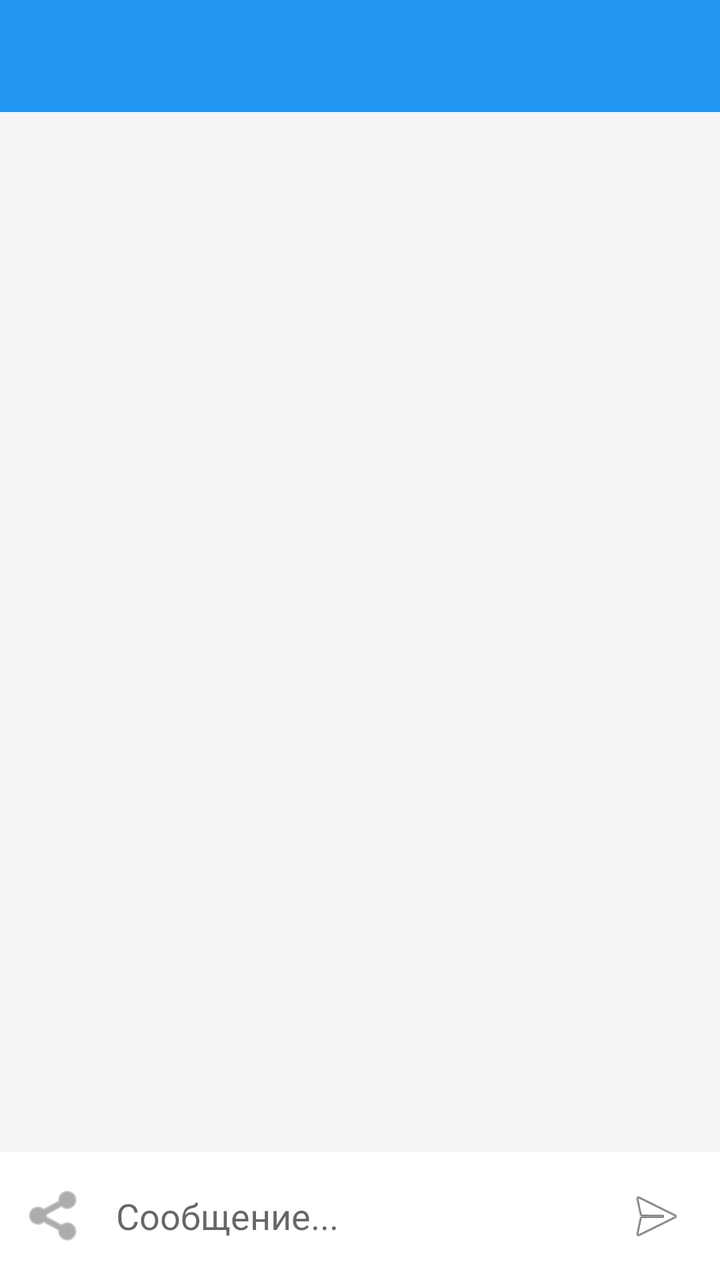
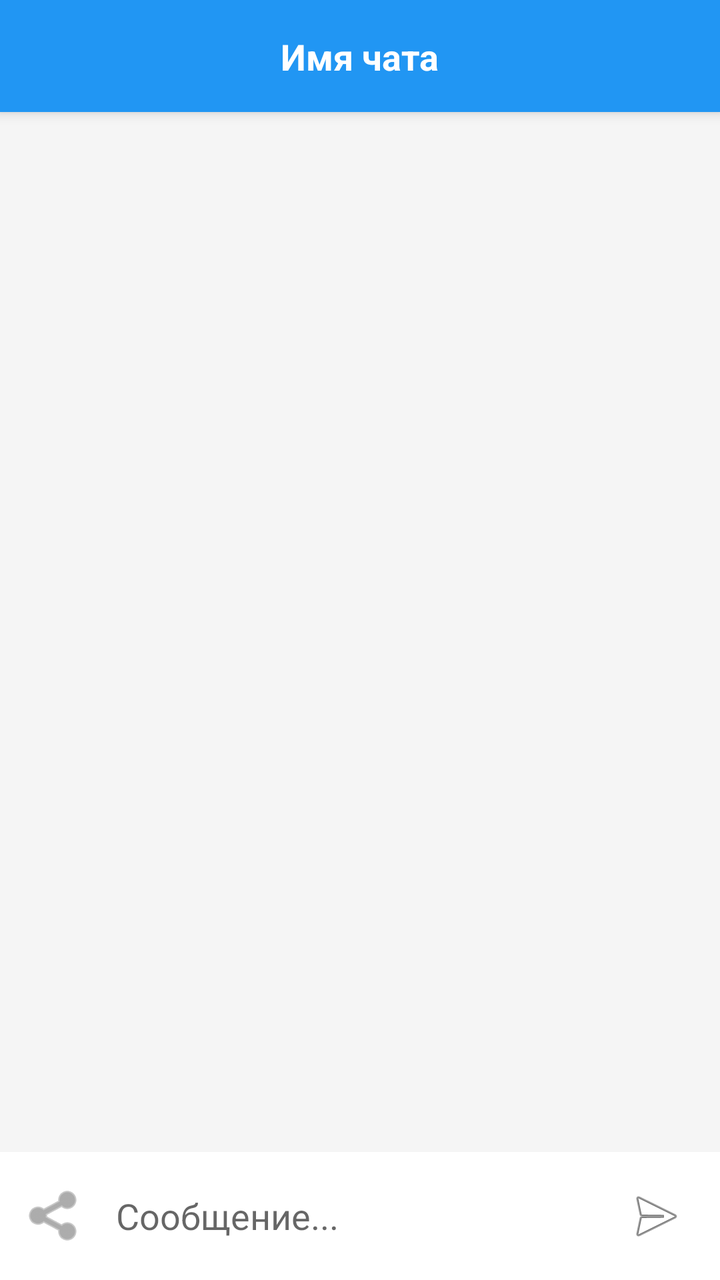

Compare the two renders of this Android layout. The source of the first and the diff that turns it into the second are given below.
<!-- AndroidManifest.xml: application theme Theme.MailLis -->
<!-- res/layout/activity_chat.xml -->
<?xml version="1.0" encoding="utf-8"?>
<LinearLayout
    xmlns:android="http://schemas.android.com/apk/res/android"
    xmlns:app="http://android.com"
    xmlns:app2="http://schemas.android.com/apk/res-auto"
    xmlns:tools="http://android.com"
    android:layout_width="match_parent"
    android:layout_height="match_parent"
    android:orientation="vertical"
    android:background="#F5F5F5"
    android:fitsSystemWindows="true"
    tools:ignore="HardcodedText,Autofill">

    
    <androidx.appcompat.widget.Toolbar
        android:id="@+id/toolbarChat"
        android:layout_width="match_parent"
        android:layout_height="56dp"
        android:background="#2196F3"
        app:titleTextColor="#FFFFFF" />


    
    <androidx.recyclerview.widget.RecyclerView
        android:id="@+id/recyclerViewMessages"
        android:layout_width="match_parent"
        android:layout_height="0dp"
        android:layout_weight="1"
        android:paddingTop="12dp"
        android:paddingBottom="8dp"
        android:clipToPadding="false"
        android:scrollbars="vertical" />

    
    <LinearLayout
        android:layout_width="match_parent"
        android:layout_height="wrap_content"
        android:orientation="horizontal"
        android:padding="8dp"
        android:background="#FFFFFF"
        android:gravity="center_vertical">

        
        <ImageButton
            android:id="@+id/buttonAttachFile"
            android:layout_width="40dp"
            android:layout_height="40dp"
            android:background="?attr/selectableItemBackgroundBorderless"
            android:src="@android:drawable/ic_menu_share"
            android:contentDescription="Прикрепить фото"
            app2:tint="#757575" />

        <EditText
            android:id="@+id/editTextMessage"
            android:layout_width="0dp"
            android:layout_height="wrap_content"
            android:layout_weight="1"
            android:hint="Cообщение..."
            android:inputType="textLongMessage|textMultiLine"
            android:maxLines="4"
            android:background="@android:color/transparent"
            android:padding="10dp" />

        <ImageButton
            android:id="@+id/buttonSendMessage"
            android:layout_width="48dp"
            android:layout_height="48dp"
            android:background="?attr/selectableItemBackgroundBorderless"
            android:contentDescription="Отправить"
            android:src="@android:drawable/ic_menu_send" />
    </LinearLayout>
</LinearLayout>
<!-- resources referenced by this layout -->
<resources>
  <style name="Theme.MailLis" parent="Theme.MaterialComponents.Light.DarkActionBar">
          
          <item name="colorPrimary">#2196F3</item>
          <item name="colorPrimaryVariant">#1976D2</item>
          <item name="colorOnPrimary">#FFFFFF</item>
          <item name="android:windowBackground">#FFFFFF</item>
          
          <item name="android:windowLightStatusBar">true</item>
      </style>
</resources>

<!-- the commit's change to res/layout/activity_chat.xml (unified diff, before → after) -->
@@ -1,7 +1,6 @@
 <?xml version="1.0" encoding="utf-8"?>
 <LinearLayout
     xmlns:android="http://schemas.android.com/apk/res/android"
-    xmlns:app="http://android.com"
     xmlns:app2="http://schemas.android.com/apk/res-auto"
     xmlns:tools="http://android.com"
     android:layout_width="match_parent"
@@ -12,12 +11,78 @@
     tools:ignore="HardcodedText,Autofill">
 
     
-    <androidx.appcompat.widget.Toolbar
-        android:id="@+id/toolbarChat"
+    <FrameLayout
+        android:id="@+id/toolbarContainer"
         android:layout_width="match_parent"
         android:layout_height="56dp"
-        android:background="#2196F3"
-        app:titleTextColor="#FFFFFF" />
+        android:background="?attr/colorPrimary"
+        android:elevation="4dp">
+
+        
+        <RelativeLayout
+            android:id="@+id/layoutNormalToolbar"
+            android:layout_width="match_parent"
+            android:layout_height="match_parent"
+            android:padding="16dp"
+            android:visibility="visible">
+
+            <TextView
+                android:id="@+id/textViewChatTitle"
+                android:layout_width="wrap_content"
+                android:layout_height="wrap_content"
+                android:layout_centerInParent="true"
+                android:text="Имя чата"
+                android:textColor="#FFFFFF"
+                android:textSize="18sp"
+                android:textStyle="bold" />
+        </RelativeLayout>
+
+        
+        <RelativeLayout
+            android:id="@+id/layoutEditToolbar"
+            android:layout_width="match_parent"
+            android:layout_height="match_parent"
+            android:paddingLeft="12dp"
+            android:paddingRight="12dp"
+            android:background="#0088CC"
+            android:visibility="gone"> 
+
+            
+            <ImageButton
+                android:id="@+id/buttonCancelSelection"
+                android:layout_width="48dp"
+                android:layout_height="48dp"
+                android:layout_alignParentLeft="true"
+                android:layout_centerVertical="true"
+                android:background="?attr/selectableItemBackgroundBorderless"
+                android:src="@drawable/ic_close"
+                android:contentDescription="Отмена" />
+
+            
+            <TextView
+                android:id="@+id/textViewSelectedCount"
+                android:layout_width="wrap_content"
+                android:layout_height="wrap_content"
+                android:layout_toRightOf="@id/buttonCancelSelection"
+                android:layout_centerVertical="true"
+                android:layout_marginLeft="16dp"
+                android:text="Выбрано: 0"
+                android:textColor="#FFFFFF"
+                android:textSize="16sp"
+                android:textStyle="bold" />
+
+            
+            <ImageButton
+                android:id="@+id/buttonDeleteSelected"
+                android:layout_width="48dp"
+                android:layout_height="48dp"
+                android:layout_alignParentRight="true"
+                android:layout_centerVertical="true"
+                android:background="?attr/selectableItemBackgroundBorderless"
+                android:src="@drawable/ic_delete"
+                android:contentDescription="Удалить выбранное" />
+        </RelativeLayout>
+    </FrameLayout>
 
 
     
<!-- resource entries referenced after the edit -->
@@ -1,5 +1,27 @@
 <!-- resources referenced by this layout -->
 <resources>
+  <!-- drawable ic_close (drawable) -->
+  <?xml version="1.0" encoding="utf-8"?>
+  <vector xmlns:android="http://schemas.android.com/apk/res/android"
+      android:width="24dp"
+      android:height="24dp"
+      android:viewportWidth="24"
+      android:viewportHeight="24">
+      <path
+          android:fillColor="#FFFFFF"
+          android:pathData="M19,6.41L17.59,5,12,10.59,6.41,5,5,6.41,10.59,12,5,17.59,6.41,19,12,13.41,17.59,19,19,17.59,13.41,12Z"/>
+  </vector>
+  <!-- drawable ic_delete (drawable) -->
+  <?xml version="1.0" encoding="utf-8"?>
+  <vector xmlns:android="http://schemas.android.com/apk/res/android"
+      android:width="24dp"
+      android:height="24dp"
+      android:viewportWidth="24"
+      android:viewportHeight="24">
+      <path
+          android:fillColor="#FFFFFF"
+          android:pathData="M6,19c0,1.1 0.9,2 2,2h8c1.1,0 2,-0.9 2,-2V7H6v12zM19,4h-3.5l-1,-1h-5l-1,1H5v2h14V4z"/>
+  </vector>
   <style name="Theme.MailLis" parent="Theme.MaterialComponents.Light.DarkActionBar">
           
           <item name="colorPrimary">#2196F3</item>
